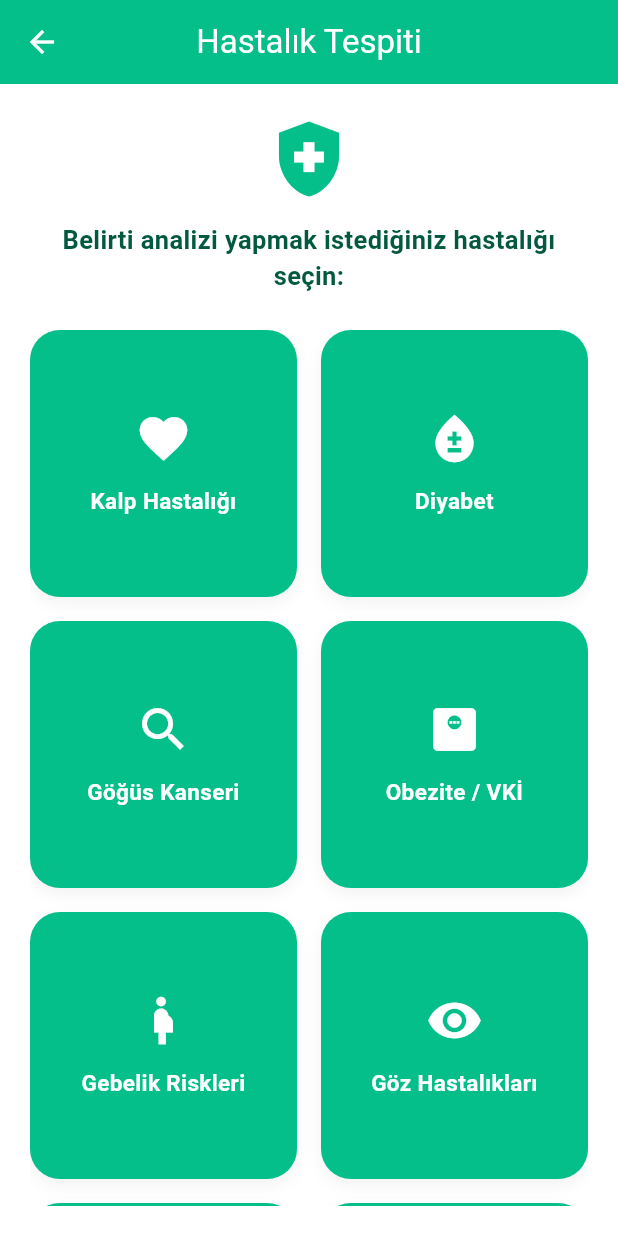
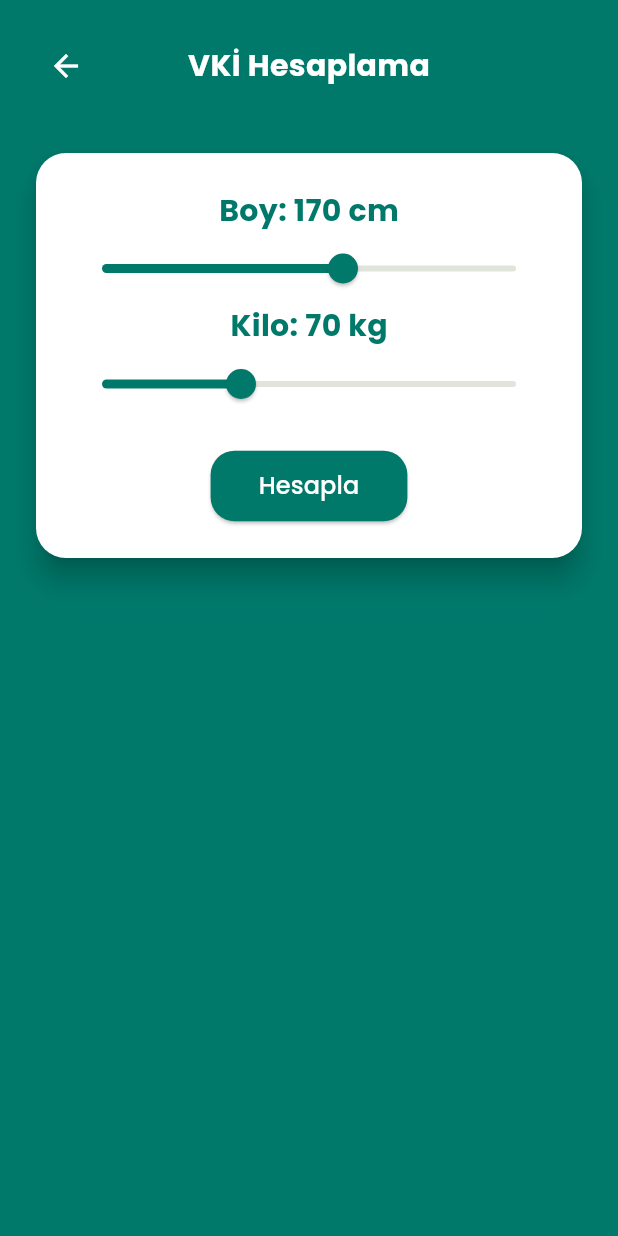
Before and after one commit to Mert30/YZTA-Bootcamp-Group-110, a Flutter app: the DiseaseDetectionPage screen opened directly, after a tap on "Obezite / VKİ", on a phone screen of 412 x 824 dp. Run offline on Flutter 3.47's test engine with Material 3 defaults, Android fonts, the phone set to English and light mode, and no system bars; our stand-ins replace bloc, cloud_firestore, convex_bottom_bar, firebase_auth, firebase_core, firebase_storage and 8 more; missing offline and left inert: mobile_scanner; accounts and stored records are empty; project files that could hold a hidden picture were left out.

Commit message:
`hastalik tespit sayfasina eklenen hastaliklardan BMI, Gebelik, ve Psikilojik sayfalari bitti ama ML ile yapmaya calisicam simdi`

```diff
--- a/smart_med_asistant/lib/ui/views/disease_detection_page.dart
+++ b/smart_med_asistant/lib/ui/views/disease_detection_page.dart
@@ -1,4 +1,7 @@
 import 'package:flutter/material.dart';
+import 'package:smart_med_assistant/ui/views/disease_pages/bmi_page.dart';
+import 'package:smart_med_assistant/ui/views/disease_pages/pregnancy_risk_page.dart';
+import 'package:smart_med_assistant/ui/views/disease_pages/psychological_check_page.dart';
 
 class DiseaseDetectionPage extends StatelessWidget {
   const DiseaseDetectionPage({super.key});
@@ -9,18 +12,39 @@ class DiseaseDetectionPage extends StatelessWidget {
       {"title": "Kalp Hastalığı", "icon": Icons.favorite, "onTap": () {}},
       {"title": "Diyabet", "icon": Icons.bloodtype, "onTap": () {}},
       {"title": "Göğüs Kanseri", "icon": Icons.search, "onTap": () {}},
-      {"title": "Obezite / VKİ", "icon": Icons.monitor_weight, "onTap": () {}},
+      {
+        "title": "Obezite / VKİ",
+        "icon": Icons.monitor_weight,
+        "onTap": () {
+          Navigator.pushReplacement(
+            context,
+            MaterialPageRoute(builder: (context) => const BmiPage()),
+          );
+        },
+      },
       {
         "title": "Gebelik Riskleri",
         "icon": Icons.pregnant_woman,
-        "onTap": () {},
+        "onTap": () {
+          Navigator.pushReplacement(
+            context,
+            MaterialPageRoute(builder: (context) => const PregnancyRiskPage()),
+          );
+        },
       },
       {"title": "Göz Hastalıkları", "icon": Icons.visibility, "onTap": () {}},
       {"title": "Akciğer Hastalıkları", "icon": Icons.air, "onTap": () {}},
       {
         "title": "Psikolojik Rahatsızlıklar",
         "icon": Icons.psychology,
-        "onTap": () {},
+        "onTap": () {
+          Navigator.pushReplacement(
+            context,
+            MaterialPageRoute(
+              builder: (context) => const PsychologicalCheckPage(),
+            ),
+          );
+        },
       },
     ];
 
--- /dev/null
+++ b/smart_med_asistant/lib/ui/views/disease_pages/bmi_page.dart
@@ -0,0 +1,208 @@
+import 'package:flutter/material.dart';
+import 'package:google_fonts/google_fonts.dart';
+import 'package:smart_med_assistant/ui/views/disease_detection_page.dart';
+
+class BmiPage extends StatefulWidget {
+  const BmiPage({super.key});
+
+  @override
+  State<BmiPage> createState() => _BmiPageState();
+}
+
+class _BmiPageState extends State<BmiPage> {
+  double _height = 170;
+  double _weight = 70;
+  String? _result;
+  String? _advice;
+
+  void _calculateBMI() {
+    final heightInMeters = _height / 100;
+    final bmi = _weight / (heightInMeters * heightInMeters);
+
+    String category;
+    String advice;
+
+    if (bmi < 18.5) {
+      category = "Zayıf";
+      advice = "Biraz daha dengeli beslen, sağlıklı kal.";
+    } else if (bmi < 25) {
+      category = "Normal";
+      advice = "Harika! Bu formu korumaya devam et!";
+    } else if (bmi < 30) {
+      category = "Fazla Kilolu";
+      advice = "Daha aktif ol, hedefine adım adım ulaşabilirsin.";
+    } else {
+      category = "Obez";
+      advice = "Bir uzmandan destek almanı öneririz.";
+    }
+
+    setState(() {
+      _result = "VKİ: ${bmi.toStringAsFixed(1)} → $category";
+      _advice = advice;
+    });
+  }
+
+  @override
+  Widget build(BuildContext context) {
+    return Scaffold(
+      backgroundColor: Colors.teal.shade700,
+      body: SafeArea(
+        child: Padding(
+          padding: const EdgeInsets.all(20),
+          child: Column(
+            crossAxisAlignment: CrossAxisAlignment.start,
+            children: [
+              // Geri butonu ve başlık ortalanmış
+              Row(
+                children: [
+                  IconButton(
+                    icon: const Icon(Icons.arrow_back, color: Colors.white),
+                    onPressed: () {
+                      Navigator.pushReplacement(
+                        context,
+                        MaterialPageRoute(
+                          builder: (context) => const DiseaseDetectionPage(),
+                        ),
+                      );
+                    },
+                  ),
+                  Expanded(
+                    child: Center(
+                      child: Text(
+                        "VKİ Hesaplama",
+                        style: GoogleFonts.poppins(
+                          fontSize: 20,
+                          fontWeight: FontWeight.bold,
+                          color: Colors.white,
+                        ),
+                      ),
+                    ),
+                  ),
+                  const SizedBox(width: 48), // simetri için boşluk
+                ],
+              ),
+              const SizedBox(height: 30),
+              Card(
+                shape: RoundedRectangleBorder(
+                  borderRadius: BorderRadius.circular(20),
+                ),
+                color: Colors.white,
+                elevation: 8,
+                child: Padding(
+                  padding: const EdgeInsets.symmetric(
+                    vertical: 24,
+                    horizontal: 20,
+                  ),
+                  child: Column(
+                    children: [
+                      // Boy seçimi
+                      Text(
+                        "Boy: ${_height.toInt()} cm",
+                        style: GoogleFonts.poppins(
+                          fontSize: 20, // Daha büyük
+                          fontWeight: FontWeight.bold,
+                          color: Colors.teal.shade700,
+                        ),
+                      ),
+                      Slider(
+                        activeColor: Colors.teal.shade700,
+                        value: _height,
+                        min: 100,
+                        max: 220,
+                        divisions: 120,
+                        label: "${_height.toInt()} cm",
+                        onChanged: (value) {
+                          setState(() {
+                            _height = value;
+                          });
+                        },
+                      ),
+
+                      // Kilo seçimi
+                      Text(
+                        "Kilo: ${_weight.toInt()} kg",
+                        style: GoogleFonts.poppins(
+                          fontSize: 20, // Daha büyük
+                          fontWeight: FontWeight.bold,
+                          color: Colors.teal.shade700,
+                        ),
+                      ),
+                      Slider(
+                        activeColor: Colors.teal.shade700,
+                        value: _weight,
+                        min: 30,
+                        max: 150,
+                        divisions: 120,
+                        label: "${_weight.toInt()} kg",
+                        onChanged: (value) {
+                          setState(() {
+                            _weight = value;
+                          });
+                        },
+                      ),
+
+                      const SizedBox(height: 20),
+                      ElevatedButton(
+                        onPressed: _calculateBMI,
+                        style: ElevatedButton.styleFrom(
+                          backgroundColor: Colors.teal.shade700,
+                          shape: RoundedRectangleBorder(
+                            borderRadius: BorderRadius.circular(16),
+                          ),
+                          padding: const EdgeInsets.symmetric(
+                            horizontal: 32,
+                            vertical: 12,
+                          ),
+                        ),
+                        child: Text(
+                          "Hesapla",
+                          style: GoogleFonts.poppins(
+                            fontSize: 16,
+                            color: Colors.white,
+                          ),
+                        ),
+                      ),
+                    ],
+                  ),
+                ),
+              ),
+              const SizedBox(height: 30),
+              if (_result != null)
+                Center(
+                  child: Container(
+                    padding: const EdgeInsets.all(20),
+                    decoration: BoxDecoration(
+                      color: Colors.white.withOpacity(0.9),
+                      borderRadius: BorderRadius.circular(20),
+                    ),
+                    child: Column(
+                      children: [
+                        Text(
+                          _result!,
+                          style: GoogleFonts.poppins(
+                            fontSize: 18,
+                            fontWeight: FontWeight.bold,
+                            color: Colors.teal.shade700,
+                          ),
+                        ),
+                        const SizedBox(height: 10),
+                        Text(
+                          _advice ?? "",
+                          textAlign: TextAlign.center,
+                          style: GoogleFonts.poppins(
+                            fontSize: 16,
+                            fontWeight: FontWeight.w500,
+                            color: Colors.grey[800],
+                          ),
+                        ),
+                      ],
+                    ),
+                  ),
+                ),
+            ],
+          ),
+        ),
+      ),
+    );
+  }
+}
--- a/smart_med_asistant/lib/ui/views/support_page.dart
+++ b/smart_med_asistant/lib/ui/views/support_page.dart
@@ -1,7 +1,6 @@
 import 'package:cloud_firestore/cloud_firestore.dart';
 import 'package:flutter/material.dart';
 import 'package:lottie/lottie.dart';
-import 'package:smart_med_assistant/ui/views/patient_home_page.dart';
 import 'package:smart_med_assistant/ui/views/patient_settings_page.dart';
 
 class SupportPage extends StatefulWidget {
--- a/smart_med_asistant/pubspec.yaml
+++ b/smart_med_asistant/pubspec.yaml
@@ -54,6 +54,7 @@ dependencies:
   flutter_local_notifications: ^19.4.0
   timezone: ^0.10.1
   permission_handler: ^12.0.1
+  google_fonts: ^6.2.1
 
 dev_dependencies:
   flutter_test:
```
Also changed, not shown: smart_med_asistant/lib/ui/views/disease_pages/pregnancy_risk_page.dart (added, +189 -0 lines), smart_med_asistant/lib/ui/views/disease_pages/psychological_check_page.dart (added, +191 -0 lines), smart_med_asistant/lib/ui/views/first_screen.dart (+2 -30 lines), smart_med_asistant/lib/ui/views/gemini_chat_page.dart (+13 -5 lines), smart_med_asistant/pubspec.lock.
